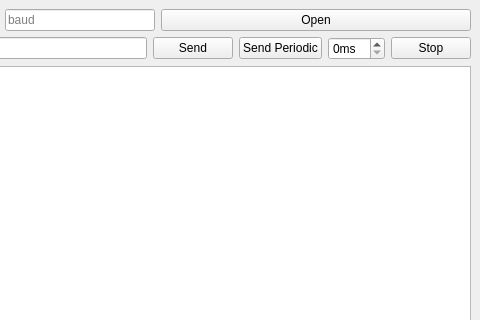
First picture: the form in mainwindow.ui, repository karaketir16/SerialSender, before the edit; both pictures show x 320 to 800 and y 0 to 320 of the 800 by 600 pixel window.
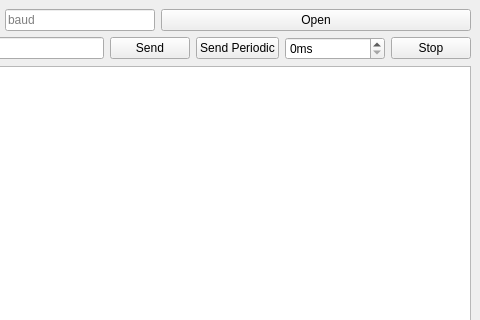
Second picture: the form after the edit.

The edit to the form file:
```diff
--- a/mainwindow.ui
+++ b/mainwindow.ui
@@ -63,12 +63,21 @@
       </item>
       <item>
        <widget class="QSpinBox" name="period">
+        <property name="minimumSize">
+         <size>
+          <width>100</width>
+          <height>0</height>
+         </size>
+        </property>
         <property name="suffix">
          <string>ms</string>
         </property>
         <property name="prefix">
          <string/>
         </property>
+        <property name="maximum">
+         <number>99999</number>
+        </property>
        </widget>
       </item>
       <item>
```
Left out of the diff: 2 changed lines with no effect on the pictures.
